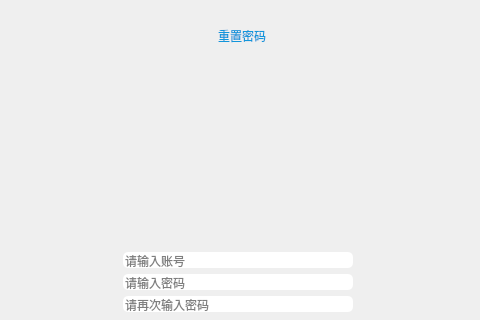
xuanlog/LibraryManager, file LibraryManager/resetpassword.ui: the form before one commit; both pictures show x 127 to 607 and y 0 to 320 of the 729 by 590 pixel window.
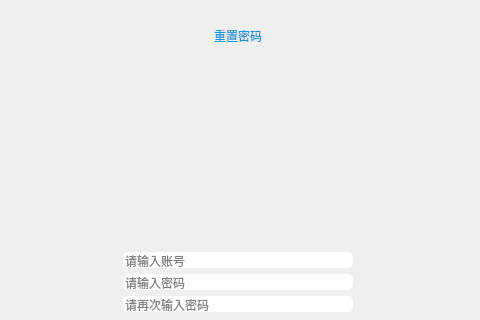
The form after the commit. Icons and pictures are not drawn.

Patch:
```diff
--- a/LibraryManager/resetpassword.ui
+++ b/LibraryManager/resetpassword.ui
@@ -14,14 +14,16 @@
    <string>Form</string>
   </property>
   <property name="styleSheet">
-   <string notr="true">QLabel
+   <string notr="true">QLabel,
+QPushButton 
 {
 	border: none;
 	color: #1296db;
 	font: 14px &quot;微软雅黑&quot;;
 }
 
-QLabel:hover
+QLabel:hover,
+QPushButton:hover
 {
 	color: #ffffff;
 }
@@ -34,6 +36,16 @@
 	border-radius: 5px;
 	selection-background-color: #def0fe;
 	selection-color: #1296db;
+}
+
+QPushButton:pressed
+{
+	color: #00aaff;
+}
+
+QMessageBox
+{
+	border-image: url(:/Images/dialog.jpg);
 }</string>
   </property>
   <layout class="QVBoxLayout" name="verticalLayout_3">
```
